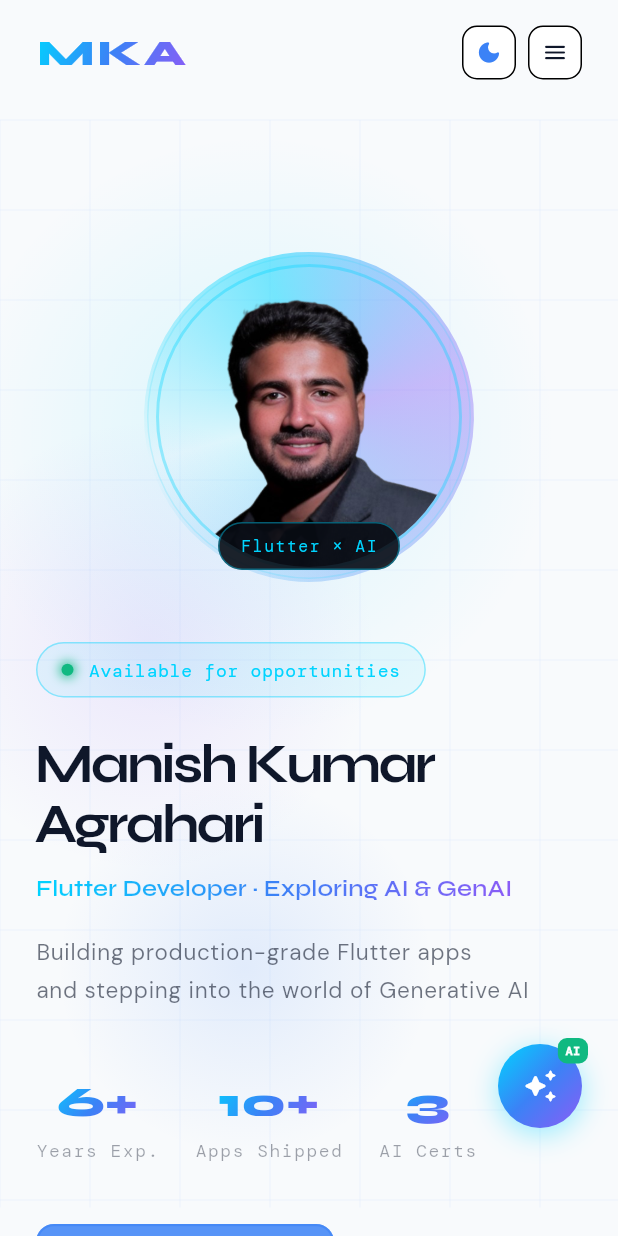
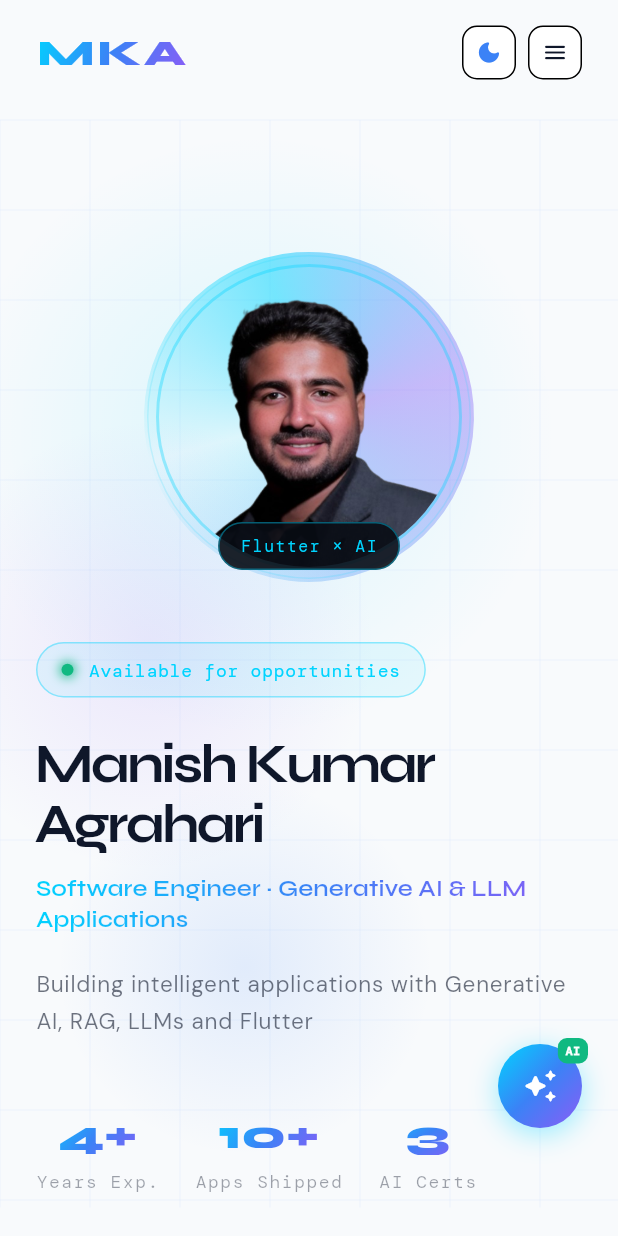
Before and after one commit to manishAnaya/manish-portfolio, a Flutter app: the screen it shows after launch, after a tap on the "light mode" icon, on a phone screen of 412 x 824 dp. Run offline on Flutter 3.47's test engine with Material 3 defaults, Android fonts, the phone set to English and light mode, and no system bars; drawn by our look-alikes of flutter_animate; our stand-ins replace flutter_markdown, flutter_riverpod, go_router, google_fonts, riverpod_annotation, visibility_detector; generated files the repository leaves out were written again.

Commit message:
data update

```diff
--- a/lib/core/constants/app_constants.dart
+++ b/lib/core/constants/app_constants.dart
@@ -3,22 +3,27 @@ class AppConstants {
 
   // Personal Info
   static const String name = 'Manish Kumar Agrahari';
-  static const String title = 'Flutter Developer · Exploring AI & GenAI';
+  static const String title =
+      'Software Engineer · Generative AI & LLM Applications';
   static const String tagline =
-      'Building production-grade Flutter apps\nand stepping into the world of Generative AI';
+      'Building intelligent applications with Generative AI, '
+      'RAG, LLMs and Flutter';
   static const String bio =
-      'Flutter developer with 5+ years of experience shipping cross-platform apps '
-      'across fintech, edtech, e-commerce, and enterprise domains. '
-      'Currently building AI-powered products at Finva Tech and actively upskilling '
-      'in Generative AI — with certifications from GUVI, Scaler, and OutSkill. '
-      'I care about clean architecture, great UX, and writing code that scales.';
+      'Software Engineer with 4+ years of software development '
+      'experience building production applications across fintech, '
+      'e-commerce, education, and enterprise domains. Currently '
+      'working on AI-powered products and building applications '
+      'using LLMs, Retrieval-Augmented Generation, LangChain, '
+      'LangGraph, vector databases, and Python. '
+      'Experienced in Flutter application development with a '
+      'growing focus on Generative AI and Agentic AI.';
 
   static const String email = 'manish.ag555@gmail.com';
   static const String phone = '+91 70070 33600';
   static const String location = 'Bengaluru, India';
   static const String currentCompany = 'Finva Tech Pvt Ltd';
   static const String degree = 'B.Tech';
-  static const String expYears = '6+';
+  static const String expYears = '4+';
   static const String appsBuilt = '10+';
   static const String aiCert = '3';
   static const String compWorks = '3';
--- a/lib/features/home/data/portfolio_data.dart
+++ b/lib/features/home/data/portfolio_data.dart
@@ -14,45 +14,30 @@ List<Experience> experiences(Ref ref) {
       isCurrent: true,
       logoEmoji: '🤖',
       responsibilities: const [
-        'Built and shipped an AI-powered chatbot platform (Flutter + REST) with workspace management, custom prompt configuration, and citation fetching — enabling teams to deploy intelligent assistants without code.',
-        'Delivered a fully configurable portfolio & risk management system for asset managers and hedge funds, supporting MiFID, FINMA, and UCITS compliance workflows with real-time reporting.',
-        'Translated complex UI/UX wireframes into pixel-perfect, responsive Flutter interfaces that work seamlessly across Android and iOS.',
-        'Integrated token-based auth, secure API layers, and dark mode with smooth animations — reducing user-reported UI issues by improving perceived performance.',
-        'Collaborated directly with backend and AI engineers to wire frontend components to evolving APIs and AI services.',
-        'Contributed to architectural decisions on the platform to ensure scalability, security, and long-term maintainability.',
-        'Mentored junior developers and provided technical guidance on Flutter best practices and clean architecture.',
+        'Contributed to the development of CubeBot Pro, an AI-powered chatbot platform using Flutter and REST APIs.',
+        'Implemented document processing workflows, including document loading, text chunking, and embedding generation.',
+        'Integrated vector database operations and retrieval workflows to support document-grounded question answering.',
+        'Designed prompts combining retrieved document context with LLM responses.',
+        'Worked with Google Gemini, OpenAI, and Groq models for AI-powered application functionality.',
+        'Developed Flutter interfaces for project management, document workflows, and AI conversations.',
+        'Contributed to the development of fintech applications, including portfolio and risk management workflows.',
       ],
     ),
     Experience(
       company: 'Act T Connect',
       role: 'Flutter Developer',
-      duration: 'Jul 2022 – Mar 2024',
+      duration: 'Jul 2022 – Jan 2024',
       location: 'Jhansi, Uttar Pradesh · On-site',
       isCurrent: false,
       logoEmoji: '📱',
       responsibilities: const [
-        'Designed and launched 8+ production apps on Google Play Store across e-commerce, edtech, recruitment, and HR domains.',
-        'Built a vehicle auto-parts marketplace with make/model/year-based search, detailed specs, and seamless in-app checkout.',
-        'Delivered a geo-based tutor discovery platform connecting students with nearby educators — with ratings, reviews, and smart filtering.',
-        'Shipped a recruitment app with job/internship discovery, resume upload, application tracking, and career analytics dashboard.',
-        'Developed a jewelry e-commerce app with product collections, secure payments, and a clean shopping experience.',
-        'Built an HR & payroll management app with attendance tracking, employee management, and real-time location sharing.',
-        'Maintained consistent UI/UX standards across all apps by translating Figma designs into reusable Flutter component systems.',
-      ],
-    ),
-    Experience(
-      company: 'IBigdo Technology',
-      role: 'Junior Flutter Developer',
-      duration: 'Aug 2020 – Jun 2022',
-      location: 'Noida, Uttar Pradesh · On-site',
-      isCurrent: false,
-      logoEmoji: '💡',
-      responsibilities: const [
-        'Contributed to the development and enhancement of cross-platform mobile applications using Flutter and Dart across Android and iOS.',
-        'Collaborated with technical and design teams to translate requirements and functional specifications into working app features.',
-        'Integrated third-party REST APIs and services to enable real-time data retrieval and functionality within mobile apps.',
-        'Maintained detailed records of releases, bug fixes, and software changes for optimum traceability and team alignment.',
-        'Wrote clean, modular Dart code following team conventions — building a strong foundation in mobile app architecture.',
+        'Developed and delivered 8+ production Flutter applications across e-commerce, education, recruitment, and HR domains.',
+        'Built a vehicle auto-parts marketplace with make, model, and year-based product search.',
+        'Developed a tutor discovery platform with location-based search, ratings, and reviews.',
+        'Implemented recruitment features including job discovery, resume uploads, and application tracking.',
+        'Developed HR application features for employee management, attendance, and location tracking.',
+        'Integrated REST APIs and third-party services into cross-platform mobile applications.',
+        'Translated Figma designs into reusable Flutter components for consistent Android and iOS experiences.',
       ],
     ),
   ];
@@ -61,17 +46,20 @@ List<Experience> experiences(Ref ref) {
 @riverpod
 List<Project> projects(Ref ref) {
   return [
+    // PROFESSIONAL AI PROJECT
     Project(
-      title: 'AI Chatbot Platform',
+      title: 'CubeBot Pro – AI Chatbot Platform',
       description:
-          'An enterprise-grade AI chatbot app with multi-workspace support, customizable prompts, conversation history, and source citation fetching. Built with Flutter, integrated with AI APIs, token-based auth, and full dark mode support.',
+          'An AI-powered document intelligence platform. Contributed to document loading, text chunking, embedding generation, vector database operations, retrieval workflows, prompt design, and Flutter application interfaces. Integrated LLM functionality using Gemini, OpenAI, and Groq.',
       techStack: [
         'Flutter',
         'Dart',
+        'Python',
+        'LLMs',
+        'RAG',
+        'Embeddings',
+        'Vector Databases',
         'REST API',
-        'AI Integration',
-        'Riverpod',
-        'Token Auth',
       ],
       emoji: '🤖',
       isFeatured: true,
@@ -79,62 +67,88 @@ List<Project> projects(Ref ref) {
           'https://play.google.com/store/apps/details?id=com.finvatech.chatbot',
       appStoreUrl: 'https://apps.apple.com/in/app/cubebot-pro/id6593685926',
     ),
+
+    // PERSONAL AI PROJECT
+    Project(
+      title: 'Personal Portfolio AI Assistant',
+      description:
+          'Built and deployed an AI assistant for my portfolio using a Retrieval-Augmented Generation architecture. The application uses document retrieval and LLMs to answer questions about my professional experience, skills, and projects.',
+      techStack: [
+        'Python',
+        'LangChain',
+        'FastAPI',
+        'ChromaDB',
+        'Hugging Face',
+        'Groq',
+        'Cohere',
+        'Render',
+      ],
+      emoji: '🧠',
+      isFeatured: true,
+    ),
+
+    // PERSONAL RAG PROJECT
+    Project(
+      title: 'RAG Chatbot – PDF Question Answering',
+      description:
+          'Developed a document question-answering application that loads PDF files, splits their content into chunks, generates embeddings, and retrieves relevant context to answer user questions using an LLM.',
+      techStack: [
+        'Python',
+        'LangChain',
+        'PyPDFLoader',
+        'Hugging Face',
+        'FAISS',
+        'ChromaDB',
+        'Groq',
+        'Streamlit',
+      ],
+      emoji: '📄',
+      isFeatured: true,
+    ),
+
+    // LANGGRAPH PROJECT
+    Project(
+      title: 'LangGraph Agent Workflow',
+      description:
+          'Implemented an agent workflow using LangGraph with graph state management, message handling, conditional routing, and tool-calling patterns.',
+      techStack: ['Python', 'LangChain', 'LangGraph', 'LLMs', 'Tool Calling'],
+      emoji: '🔗',
+      isFeatured: true,
+    ),
+
+    // PROFESSIONAL FINTECH PROJECT
     Project(
       title: 'Portfolio & Risk Management System',
       description:
-          'A configurable fintech app for asset managers, hedge funds, and family offices. Features real-time portfolio tracking, order management, risk analytics',
-      techStack: [
-        'Flutter',
-        'Dart',
-        'Fintech',
-        'REST API',
-        'Riverpod',
-        'Data Viz',
-      ],
+          'Worked on a configurable fintech application for asset managers and investment professionals, contributing to portfolio management, reporting, and risk-related application workflows.',
+      techStack: ['Flutter', 'Dart', 'REST API', 'FinTech', 'Riverpod'],
       emoji: '📊',
       isFeatured: true,
       playStoreUrl:
           'https://play.google.com/store/apps/details?id=com.finvatech.cubepms',
     ),
+
+    // FLUTTER PROJECTS
     Project(
       title: 'Recruitment & Career Platform',
       description:
-          'A job and internship discovery app with resume upload, one-tap applications and personalized career analytics. Rated 4.8★ with 100+ downloads.',
+          'A recruitment application for discovering jobs and internships, uploading resumes, and tracking job applications.',
       techStack: ['Flutter', 'Dart', 'REST API', 'Firebase', 'GetX'],
       emoji: '💼',
       isFeatured: true,
       playStoreUrl:
           'https://play.google.com/store/apps/details?id=com.atc.spires_app',
     ),
+
     Project(
       title: 'HR & Payroll Management App',
       description:
-          'An employee management platform with real-time attendance tracking, location sharing, payroll processing, and day-to-day HR workflows — helping organisations eliminate manual processes.',
+          'An employee management application with attendance tracking, employee workflows, and location-sharing functionality.',
       techStack: ['Flutter', 'Dart', 'REST API', 'GPS', 'Firebase'],
       emoji: '🏢',
       isFeatured: false,
       playStoreUrl:
           'https://play.google.com/store/apps/details?id=com.atc.pinghr',
     ),
-    Project(
-      title: 'EdTech Tutor Discovery Platform',
-      description:
-          'A geo-based platform bridging students and local educators. Students discover tutors by subject and location, evaluate via ratings and reviews, and connect instantly — fostering affordable, accessible education.',
-      techStack: ['Flutter', 'Dart', 'REST API', 'Google Maps', 'Firebase'],
-      emoji: '🎓',
-      isFeatured: false,
-      playStoreUrl:
-          'https://play.google.com/store/apps/details?id=com.atc.edunear',
-    ),
-    Project(
-      title: 'Auto Parts E-Commerce App',
-      description:
-          'A shopping app for automotive enthusiasts and professionals. Supports vehicle-specific part search by make, model, and year — with detailed specs, compatibility info, and secure in-app checkout.',
-      techStack: ['Flutter', 'Dart', 'REST API', 'Razorpay', 'Firebase'],
-      emoji: '🔧',
-      isFeatured: false,
-      playStoreUrl:
-          'https://play.google.com/store/apps/details?id=com.atc.newkaka',
-    ),
   ];
 }
```
